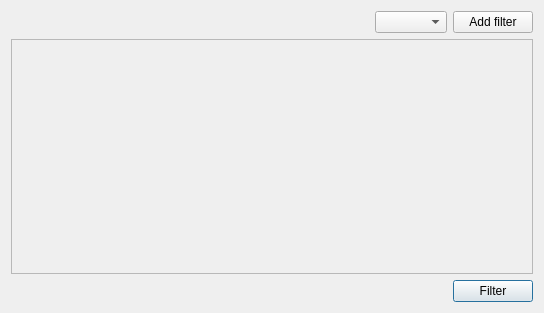
This is Src/FiltersContainerWidget.ui in gomons/Programm as Qt 5 draws it before an edit. The edited form follows.
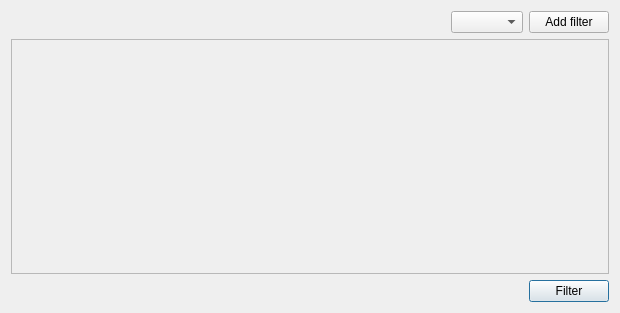
This is the edited form.

Patch:
```diff
--- a/Src/FiltersContainerWidget.ui
+++ b/Src/FiltersContainerWidget.ui
@@ -6,7 +6,7 @@
    <rect>
     <x>0</x>
     <y>0</y>
-    <width>544</width>
+    <width>620</width>
     <height>313</height>
    </rect>
   </property>
@@ -51,7 +51,7 @@
        <rect>
         <x>0</x>
         <y>0</y>
-        <width>524</width>
+        <width>600</width>
         <height>231</height>
        </rect>
       </property>
```
